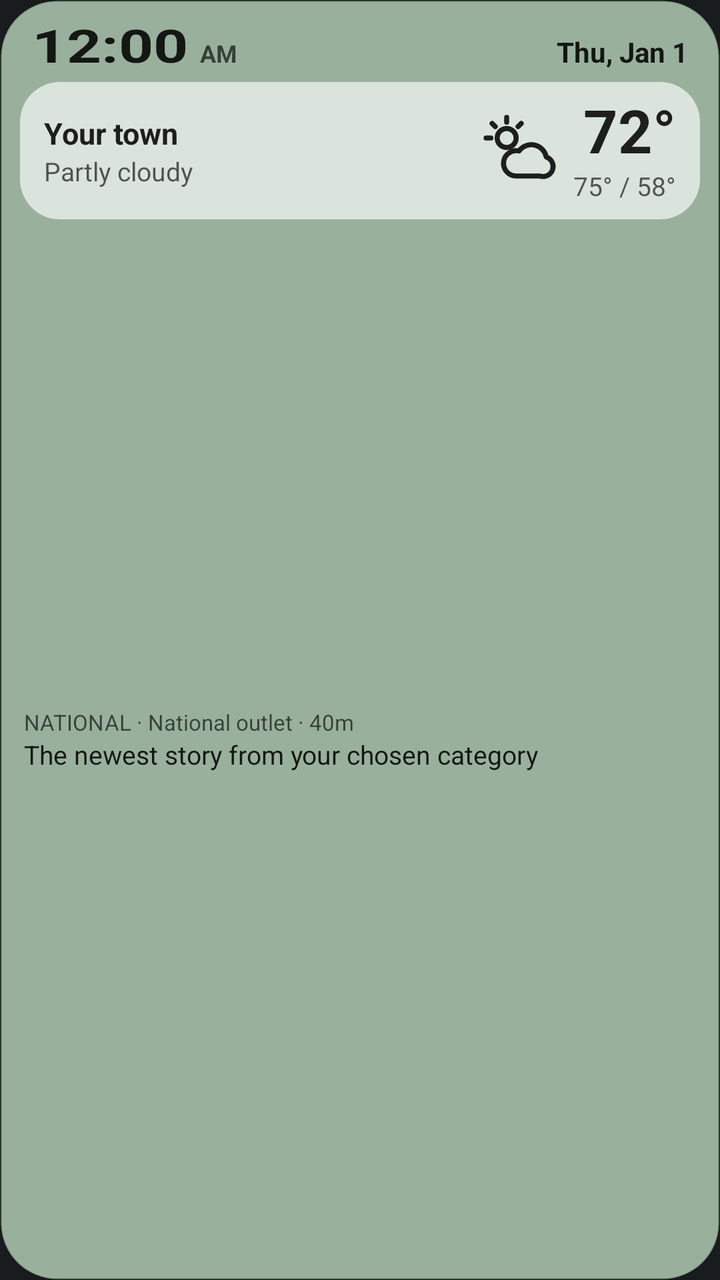
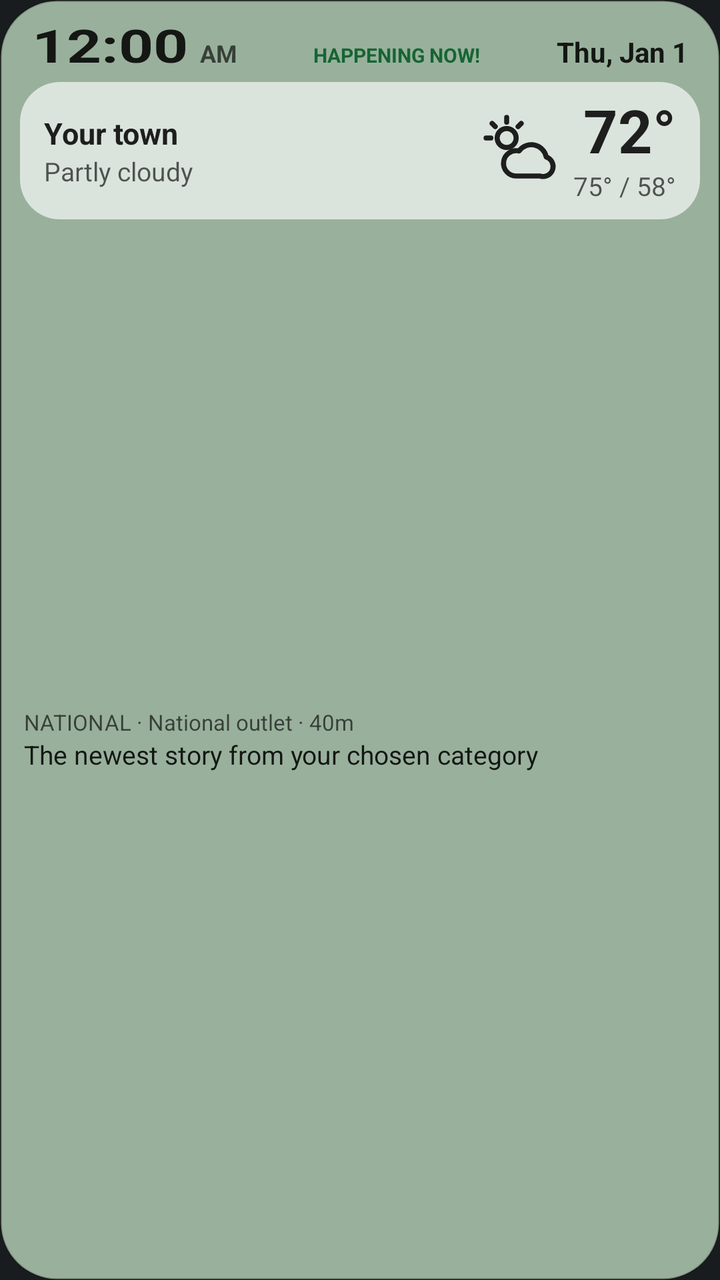

An Android layout rendered at two revisions. The XML below is the earlier revision; the diff shows what the commit changed to produce the second picture.
<!-- AndroidManifest.xml: application theme android:Theme.DeviceDefault.NoActionBar -->
<!-- res/layout/preview_medium.xml -->
<?xml version="1.0" encoding="utf-8"?>
<LinearLayout xmlns:android="http://schemas.android.com/apk/res/android" android:layout_width="match_parent" android:layout_height="match_parent" android:background="@drawable/widget_bg" android:orientation="vertical" android:padding="10dp">
    <LinearLayout android:layout_width="match_parent" android:layout_height="wrap_content" android:baselineAligned="true" android:orientation="horizontal" android:paddingHorizontal="6dp" android:paddingBottom="4dp">
        <TextClock android:layout_width="wrap_content" android:layout_height="wrap_content" android:format12Hour="h:mm" android:format24Hour="H:mm" android:includeFontPadding="false" android:textColor="@color/text" android:textScaleX="1.32" android:textSize="23sp" android:textStyle="bold" />
        <TextClock android:layout_width="wrap_content" android:layout_height="wrap_content" android:format12Hour="a" android:format24Hour="" android:paddingStart="6dp" android:textColor="@color/muted" android:textSize="12sp" android:textStyle="bold" />
        <TextClock android:layout_width="0dp" android:layout_height="wrap_content" android:layout_weight="1" android:format12Hour="EEE, MMM d" android:format24Hour="EEE, MMM d" android:gravity="end" android:textColor="@color/text" android:textSize="14sp" android:textStyle="bold" />
    </LinearLayout>
    <LinearLayout android:layout_width="match_parent" android:layout_height="wrap_content" android:background="@drawable/bar_bg" android:gravity="center_vertical" android:orientation="horizontal" android:paddingHorizontal="12dp" android:paddingVertical="8dp">
        <LinearLayout android:layout_width="0dp" android:layout_height="wrap_content" android:layout_weight="1" android:orientation="vertical">
            <TextView android:layout_width="wrap_content" android:layout_height="wrap_content" android:text="Your town" android:textColor="@color/text" android:textSize="15sp" android:textStyle="bold" />
            <TextView android:layout_width="wrap_content" android:layout_height="wrap_content" android:text="Partly cloudy" android:textColor="@color/muted" android:textSize="13sp" />
        </LinearLayout>
        <ImageView android:layout_width="38dp" android:layout_height="38dp" android:layout_marginEnd="8dp" android:src="@drawable/ic_partly" android:importantForAccessibility="no" />
        <LinearLayout android:layout_width="wrap_content" android:layout_height="wrap_content" android:gravity="end" android:orientation="vertical">
            <TextView android:layout_width="wrap_content" android:layout_height="wrap_content" android:text="72°" android:textColor="@color/text" android:textSize="30sp" android:textStyle="bold" android:includeFontPadding="false" />
            <TextView android:layout_width="wrap_content" android:layout_height="wrap_content" android:text="75° / 58°" android:textColor="@color/muted" android:textSize="13sp" />
        </LinearLayout>
    </LinearLayout>
    <LinearLayout android:layout_width="match_parent" android:layout_height="0dp" android:layout_weight="1" android:gravity="center_vertical" android:orientation="vertical" android:paddingHorizontal="2dp">
        <TextView android:layout_width="wrap_content" android:layout_height="wrap_content" android:text="NATIONAL · National outlet · 40m" android:textColor="@color/muted" android:textSize="11sp" />
        <TextView android:layout_width="wrap_content" android:layout_height="wrap_content" android:text="The newest story from your chosen category" android:textColor="@color/text" android:textSize="13sp" android:maxLines="1" android:ellipsize="end" />
    </LinearLayout>
</LinearLayout>
<!-- resources referenced by this layout -->
<resources>
  <color name="muted">#A3000000</color>
  <color name="text">#DE000000</color>
  <!-- drawable bar_bg (drawable) -->
  <?xml version="1.0" encoding="utf-8"?>
  <shape xmlns:android="http://schemas.android.com/apk/res/android">
      <solid android:color="@color/inset" />
      <corners android:radius="@dimen/panel_radius" />
  </shape>
  <!-- drawable ic_partly (drawable) -->
  <?xml version="1.0" encoding="utf-8"?>
  <vector xmlns:android="http://schemas.android.com/apk/res/android"
      android:width="24dp"
      android:height="24dp"
      android:viewportWidth="24"
      android:viewportHeight="24">
      <path
          android:pathData="M8,5a3,3 0 1,0 0,6a3,3 0 1,0 0,-6"
          android:strokeColor="@color/text"
          android:strokeWidth="1.6"
          android:strokeLineCap="round"
          android:strokeLineJoin="round" />
      <path
          android:pathData="M8,1.5v1.5 M1.5,8h1.5 M3.4,3.4l1,1 M12.6,3.4l-1,1"
          android:strokeColor="@color/text"
          android:strokeWidth="1.6"
          android:strokeLineCap="round"
          android:strokeLineJoin="round" />
      <path
          android:pathData="M18.5,20H11a4,4 0 1,1 0.9,-7.9A4.8,4.8 0 0,1 20.5,14 3,3 0 0,1 18.5,20z"
          android:strokeColor="@color/text"
          android:strokeWidth="1.6"
          android:strokeLineCap="round"
          android:strokeLineJoin="round" />
  </vector>
  <!-- drawable widget_bg (drawable) -->
  <?xml version="1.0" encoding="utf-8"?>
  <shape xmlns:android="http://schemas.android.com/apk/res/android">
      <solid android:color="@color/card" />
      <stroke android:width="1dp" android:color="@color/card_edge" />
      <corners android:radius="@dimen/widget_radius" />
  </shape>
  <color name="inset">#A6FFFFFF</color>
  <dimen name="panel_radius">16dp</dimen>
  <color name="card">#99B19C</color>
  <color name="card_edge">#29000000</color>
  <dimen name="widget_radius">26dp</dimen>
</resources>

<!-- the commit's change to res/layout/preview_medium.xml (unified diff, before → after) -->
@@ -3,7 +3,8 @@
     <LinearLayout android:layout_width="match_parent" android:layout_height="wrap_content" android:baselineAligned="true" android:orientation="horizontal" android:paddingHorizontal="6dp" android:paddingBottom="4dp">
         <TextClock android:layout_width="wrap_content" android:layout_height="wrap_content" android:format12Hour="h:mm" android:format24Hour="H:mm" android:includeFontPadding="false" android:textColor="@color/text" android:textScaleX="1.32" android:textSize="23sp" android:textStyle="bold" />
         <TextClock android:layout_width="wrap_content" android:layout_height="wrap_content" android:format12Hour="a" android:format24Hour="" android:paddingStart="6dp" android:textColor="@color/muted" android:textSize="12sp" android:textStyle="bold" />
-        <TextClock android:layout_width="0dp" android:layout_height="wrap_content" android:layout_weight="1" android:format12Hour="EEE, MMM d" android:format24Hour="EEE, MMM d" android:gravity="end" android:textColor="@color/text" android:textSize="14sp" android:textStyle="bold" />
+        <TextView android:layout_width="0dp" android:layout_height="wrap_content" android:layout_weight="1" android:gravity="center" android:text="HAPPENING NOW!" android:textColor="@color/brand" android:textSize="10sp" android:textStyle="bold" />
+        <TextClock android:layout_width="wrap_content" android:layout_height="wrap_content" android:format12Hour="EEE, MMM d" android:format24Hour="EEE, MMM d" android:textColor="@color/text" android:textSize="14sp" android:textStyle="bold" />
     </LinearLayout>
     <LinearLayout android:layout_width="match_parent" android:layout_height="wrap_content" android:background="@drawable/bar_bg" android:gravity="center_vertical" android:orientation="horizontal" android:paddingHorizontal="12dp" android:paddingVertical="8dp">
         <LinearLayout android:layout_width="0dp" android:layout_height="wrap_content" android:layout_weight="1" android:orientation="vertical">
<!-- resource entries referenced after the edit -->
@@ -1,5 +1,6 @@
 <!-- resources referenced by this layout -->
 <resources>
+  <color name="brand">#166534</color>
   <color name="muted">#A3000000</color>
   <color name="text">#DE000000</color>
   <!-- drawable bar_bg (drawable) -->
